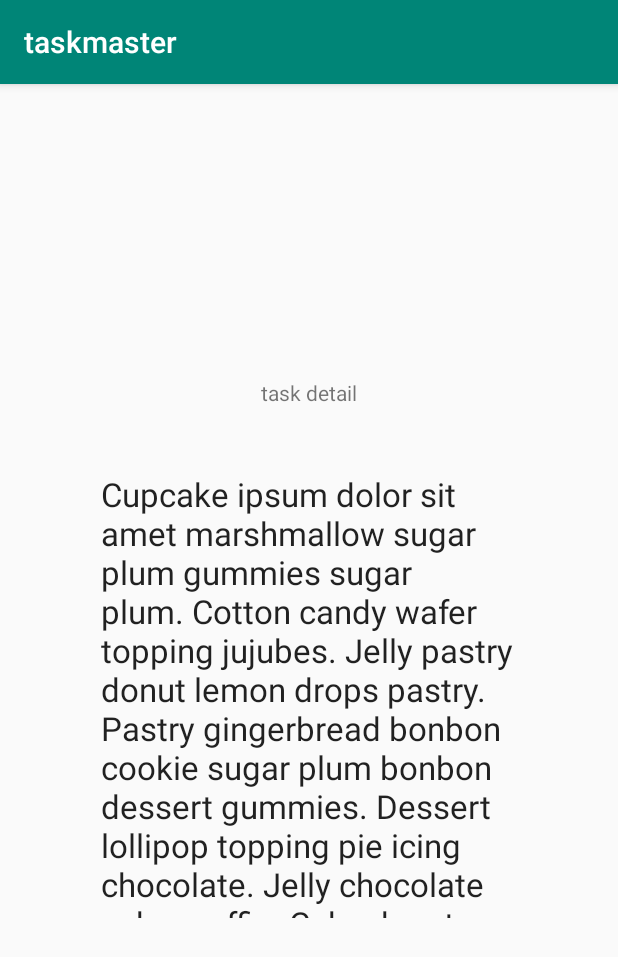
After one commit to RomellPineda/taskmaster, an Android app: the Detail screen opened directly, with no data from a screen before it, on a phone screen of 412 x 824 dp. The commit adds this screen. Shown: the top 957 px of the screen. Run offline under Robolectric (Android 15) with nearby library versions, the phone set to English and light mode, and no system bars.

Commit message:
details and setting

```diff
--- a/app/src/main/AndroidManifest.xml
+++ b/app/src/main/AndroidManifest.xml
@@ -9,7 +9,9 @@
         android:roundIcon="@mipmap/ic_launcher_round"
         android:supportsRtl="true"
         android:theme="@style/AppTheme">
-        <activity android:name=".AddActivity"></activity>
+        <activity android:name=".Setting"></activity>
+        <activity android:name=".Detail" />
+        <activity android:name=".AddActivity" />
         <activity android:name=".AllTasks" />
         <activity android:name=".MainActivity">
             <intent-filter>
--- /dev/null
+++ b/app/src/main/java/io/romellpineda/taskmaster/Detail.java
@@ -0,0 +1,14 @@
+package io.romellpineda.taskmaster;
+
+import androidx.appcompat.app.AppCompatActivity;
+
+import android.os.Bundle;
+
+public class Detail extends AppCompatActivity {
+
+    @Override
+    protected void onCreate(Bundle savedInstanceState) {
+        super.onCreate(savedInstanceState);
+        setContentView(R.layout.activity_detail);
+    }
+}
--- /dev/null
+++ b/app/src/main/res/layout/activity_detail.xml
@@ -0,0 +1,34 @@
+<?xml version="1.0" encoding="utf-8"?>
+<androidx.constraintlayout.widget.ConstraintLayout xmlns:android="http://schemas.android.com/apk/res/android"
+    xmlns:app="http://schemas.android.com/apk/res-auto"
+    xmlns:tools="http://schemas.android.com/tools"
+    android:layout_width="match_parent"
+    android:layout_height="match_parent"
+    tools:context=".Detail">
+
+    <TextView
+        android:id="@+id/textView3"
+        android:layout_width="wrap_content"
+        android:layout_height="wrap_content"
+        android:layout_marginTop="196dp"
+        android:text="task detail"
+        app:layout_constraintEnd_toEndOf="parent"
+        app:layout_constraintStart_toStartOf="parent"
+        app:layout_constraintTop_toTopOf="parent" />
+
+    <TextView
+        android:id="@+id/textView4"
+        android:layout_width="278dp"
+        android:layout_height="297dp"
+        android:layout_marginStart="64dp"
+        android:layout_marginLeft="64dp"
+        android:layout_marginEnd="64dp"
+        android:layout_marginRight="64dp"
+        android:text="Cupcake ipsum dolor sit amet marshmallow sugar plum gummies sugar plum. Cotton candy wafer topping jujubes. Jelly pastry donut lemon drops pastry. Pastry gingerbread bonbon cookie sugar plum bonbon dessert gummies. Dessert lollipop topping pie icing chocolate. Jelly chocolate cake muffin. Cake donut lemon drops. Sweet cookie jujubes cupcake caramels halvah. Danish chocolate cake candy tart dragée jelly-o pastry candy canes. Pie tiramisu topping chupa chups candy halvah tootsie roll. Jujubes gummi bears bonbon cotton candy icing muffin. Topping biscuit cake."
+        android:textAppearance="@style/TextAppearance.AppCompat.Large"
+        app:layout_constraintBottom_toBottomOf="parent"
+        app:layout_constraintEnd_toEndOf="parent"
+        app:layout_constraintStart_toStartOf="parent"
+        app:layout_constraintTop_toBottomOf="@+id/textView3"
+        app:layout_constraintVertical_bias="0.17" />
+</androidx.constraintlayout.widget.ConstraintLayout>
```
Also changed, not shown: app/src/main/java/io/romellpineda/taskmaster/MainActivity.java (+26 -0 lines), app/src/main/java/io/romellpineda/taskmaster/Setting.java (added, +29 -0 lines), app/src/main/res/layout/activity_main.xml (+29 -12 lines), app/src/main/res/layout/activity_setting.xml (added, +32 -0 lines), 4 other files.
